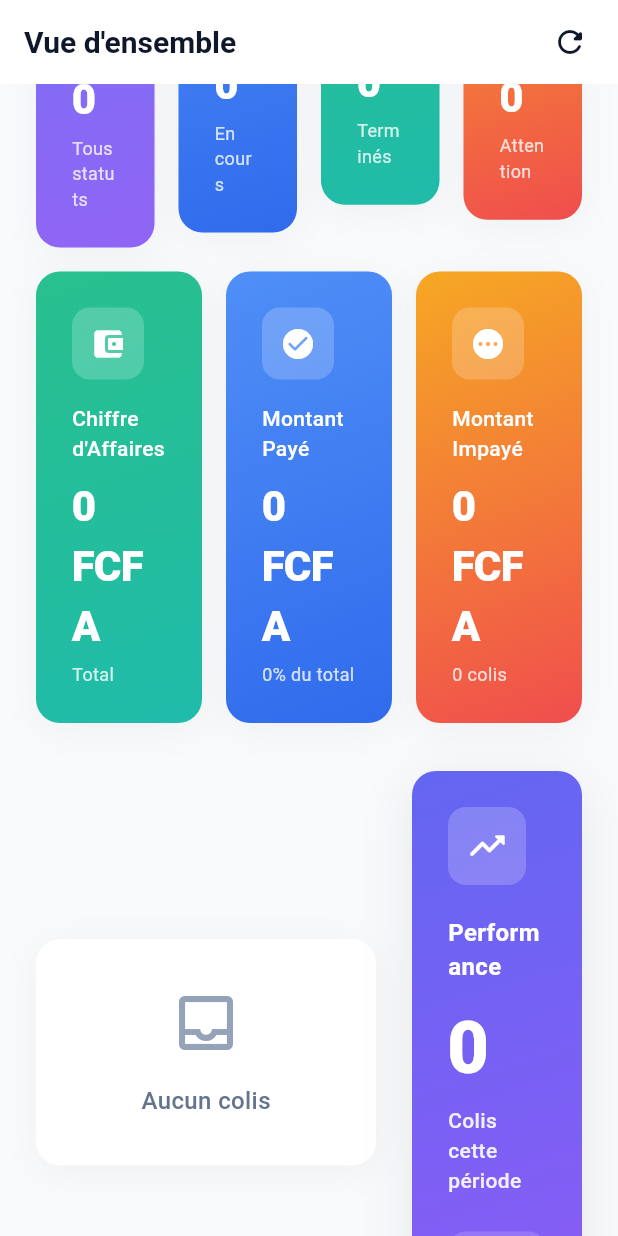
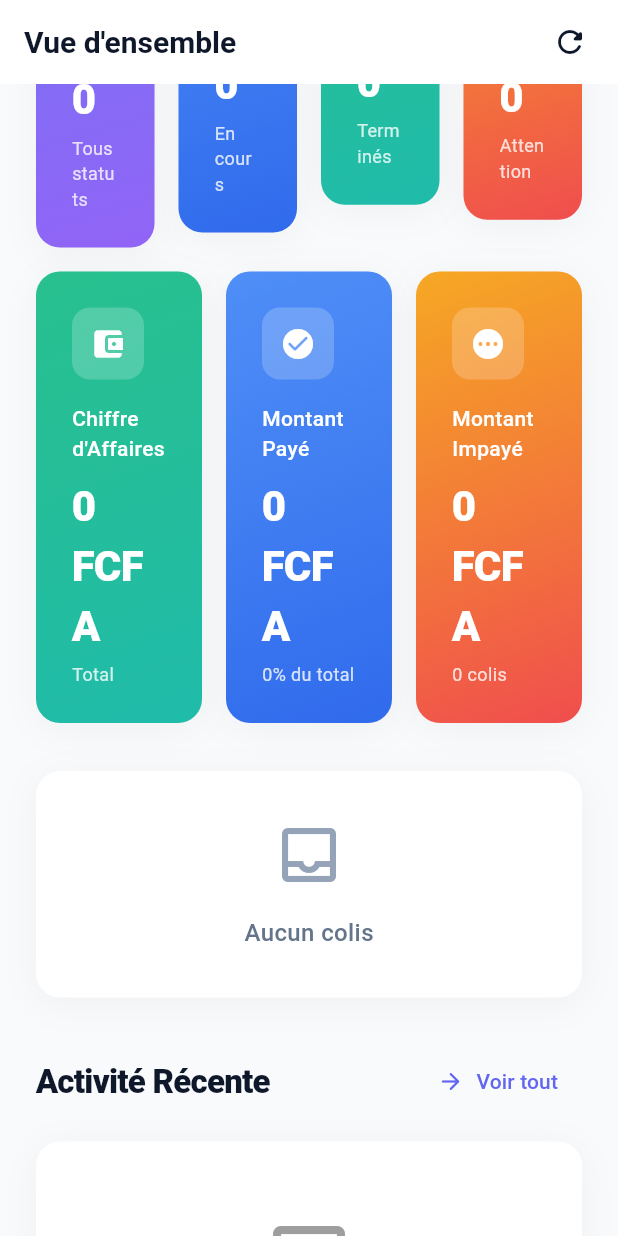
Before and after one commit to simpo00h0/GK-Express, a Flutter app: the DashboardScreen screen opened directly with empty values, scrolled down 576 dp, on a phone screen of 412 x 824 dp. Run offline on Flutter 3.47's test engine with Material 3 defaults, Android fonts, the phone set to English and light mode, and no system bars; our stand-ins replace flutter_local_notifications, qr_flutter, shared_preferences, socket_io_client; accounts and stored records are empty.

Commit message:
Refactor dashboard layout by simplifying StatusChart integration

```diff
--- a/app/lib/screens/dashboard_screen.dart
+++ b/app/lib/screens/dashboard_screen.dart
@@ -387,93 +387,7 @@ class _DashboardScreenState extends State<DashboardScreen> {
             const SizedBox(height: 32),
 
             // Status Chart
-            Row(
-              children: [
-                Expanded(flex: 2, child: StatusChart(parcels: parcels)),
-                const SizedBox(width: 24),
-                Expanded(
-                  child: Container(
-                    padding: const EdgeInsets.all(24),
-                    decoration: BoxDecoration(
-                      gradient: AppTheme.primaryGradient,
-                      borderRadius: AppTheme.borderRadius,
-                      boxShadow: AppTheme.elevatedShadow,
-                    ),
-                    child: Column(
-                      crossAxisAlignment: CrossAxisAlignment.start,
-                      children: [
-                        Container(
-                          padding: const EdgeInsets.all(12),
-                          decoration: BoxDecoration(
-                            color: Colors.white.withValues(alpha: 0.2),
-                            borderRadius: AppTheme.borderRadiusSmall,
-                          ),
-                          child: const Icon(
-                            Icons.trending_up_rounded,
-                            color: Colors.white,
-                            size: 28,
-                          ),
-                        ),
-                        const SizedBox(height: 20),
-                        const Text(
-                          'Performance',
-                          style: TextStyle(
-                            color: Colors.white,
-                            fontSize: 16,
-                            fontWeight: FontWeight.w600,
-                          ),
-                        ),
-                        const SizedBox(height: 8),
-                        Text(
-                          '${parcels.length}',
-                          style: const TextStyle(
-                            color: Colors.white,
-                            fontSize: 48,
-                            fontWeight: FontWeight.w800,
-                            letterSpacing: -1,
-                          ),
-                        ),
-                        const SizedBox(height: 4),
-                        Text(
-                          'Colis cette période',
-                          style: TextStyle(
-                            color: Colors.white.withValues(alpha: 0.9),
-                            fontSize: 14,
-                            fontWeight: FontWeight.w500,
-                          ),
-                        ),
-                        const SizedBox(height: 24),
-                        Container(
-                          padding: const EdgeInsets.all(12),
-                          decoration: BoxDecoration(
-                            color: Colors.white.withValues(alpha: 0.15),
-                            borderRadius: AppTheme.borderRadiusSmall,
-                          ),
-                          child: Row(
-                            children: [
-                              const Icon(
-                                Icons.check_circle_rounded,
-                                color: Colors.white,
-                                size: 20,
-                              ),
-                              const SizedBox(width: 8),
-                              Text(
-                                '${_calculatePaidPercentage(parcels)}% Payés',
-                                style: const TextStyle(
-                                  color: Colors.white,
-                                  fontSize: 14,
-                                  fontWeight: FontWeight.w600,
-                                ),
-                              ),
-                            ],
-                          ),
-                        ),
-                      ],
-                    ),
-                  ),
-                ),
-              ],
-            ),
+            StatusChart(parcels: parcels),
             const SizedBox(height: 32),
 
             Row(
```
